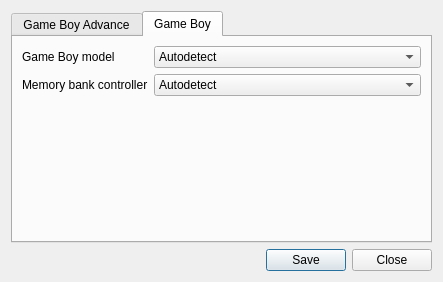
First picture: the form in Libretro/mgba/src/platform/qt/OverrideView.ui, repository kiddreads/Avalon-copy2, before the edit.
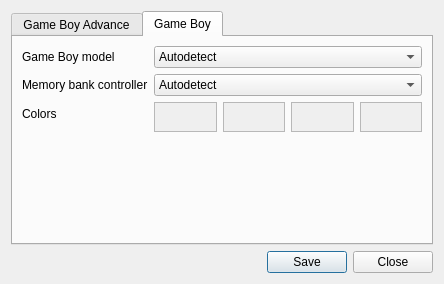
Second picture: the form after the edit. The open tabs and pages were chosen to show the change.

Commit message: GB: Add per-game color overrides

Diff of the .ui file:
```diff
--- a/Libretro/mgba/src/platform/qt/OverrideView.ui
+++ b/Libretro/mgba/src/platform/qt/OverrideView.ui
@@ -6,8 +6,8 @@
    <rect>
     <x>0</x>
     <y>0</y>
-    <width>443</width>
-    <height>282</height>
+    <width>444</width>
+    <height>284</height>
    </rect>
   </property>
   <property name="sizePolicy">
@@ -326,6 +326,93 @@
          </item>
         </widget>
        </item>
+       <item row="2" column="0">
+        <widget class="QLabel" name="label_5">
+         <property name="text">
+          <string>Colors</string>
+         </property>
+        </widget>
+       </item>
+       <item row="2" column="1">
+        <layout class="QHBoxLayout" name="horizontalLayout">
+         <item>
+          <widget class="QFrame" name="color0">
+           <property name="minimumSize">
+            <size>
+             <width>30</width>
+             <height>30</height>
+            </size>
+           </property>
+           <property name="autoFillBackground">
+            <bool>true</bool>
+           </property>
+           <property name="frameShape">
+            <enum>QFrame::StyledPanel</enum>
+           </property>
+           <property name="frameShadow">
+            <enum>QFrame::Raised</enum>
+           </property>
+          </widget>
+         </item>
+         <item>
+          <widget class="QFrame" name="color1">
+           <property name="minimumSize">
+            <size>
+             <width>30</width>
+             <height>30</height>
+            </size>
+           </property>
+           <property name="autoFillBackground">
+            <bool>true</bool>
+           </property>
+           <property name="frameShape">
+            <enum>QFrame::StyledPanel</enum>
+           </property>
+           <property name="frameShadow">
+            <enum>QFrame::Raised</enum>
+           </property>
+          </widget>
+         </item>
+         <item>
+          <widget class="QFrame" name="color2">
+           <property name="minimumSize">
+            <size>
+             <width>30</width>
+             <height>30</height>
+            </size>
+           </property>
+           <property name="autoFillBackground">
+            <bool>true</bool>
+           </property>
+           <property name="frameShape">
+            <enum>QFrame::StyledPanel</enum>
+           </property>
+           <property name="frameShadow">
+            <enum>QFrame::Raised</enum>
+           </property>
+          </widget>
+         </item>
+         <item>
+          <widget class="QFrame" name="color3">
+           <property name="minimumSize">
+            <size>
+             <width>30</width>
+             <height>30</height>
+            </size>
+           </property>
+           <property name="autoFillBackground">
+            <bool>true</bool>
+           </property>
+           <property name="frameShape">
+            <enum>QFrame::StyledPanel</enum>
+           </property>
+           <property name="frameShadow">
+            <enum>QFrame::Raised</enum>
+           </property>
+          </widget>
+         </item>
+        </layout>
+       </item>
       </layout>
      </widget>
     </widget>
```
The commit also changes 4 other files.
